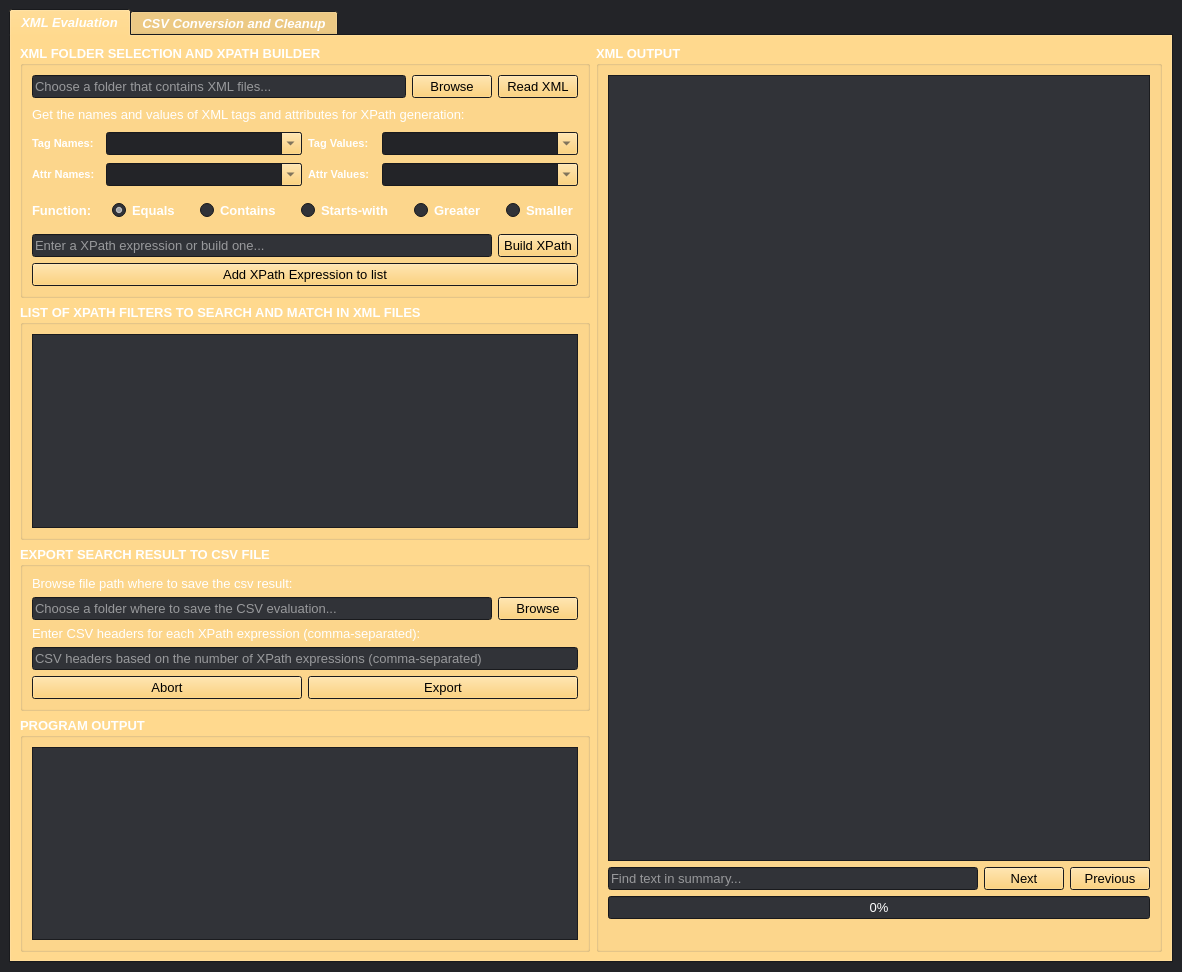
Qt form src/xmluvation/resources/ui/XMLuvation.ui (zaricj/XMLuvation) before a commit.
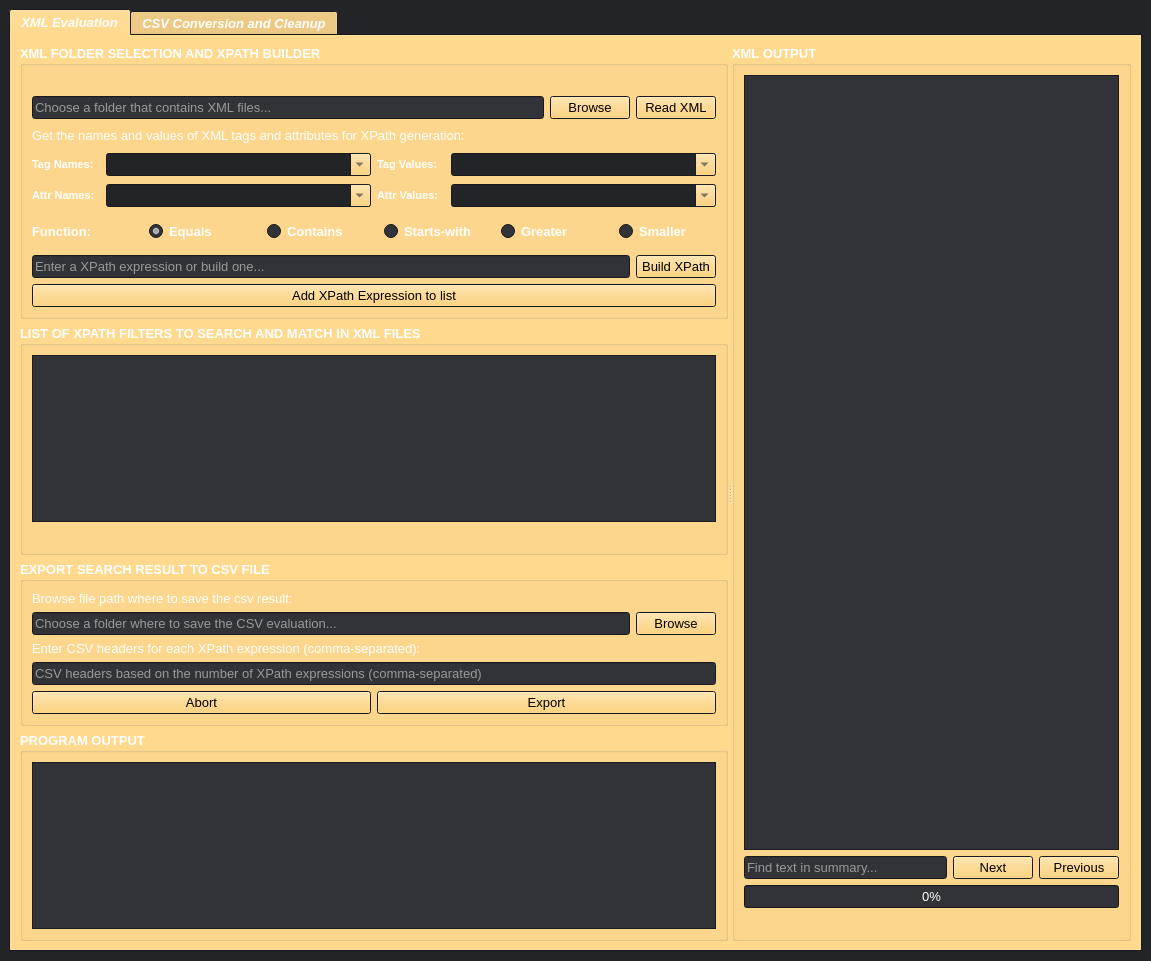
The same form after that commit. Icons and pictures are not drawn.

```diff
--- a/src/xmluvation/resources/ui/XMLuvation.ui
+++ b/src/xmluvation/resources/ui/XMLuvation.ui
@@ -9,8 +9,8 @@
    <rect>
     <x>0</x>
     <y>0</y>
-    <width>1182</width>
-    <height>972</height>
+    <width>1151</width>
+    <height>961</height>
    </rect>
   </property>
   <property name="palette">
@@ -375,6 +375,12 @@
        <bool>false</bool>
       </property>
       <widget class="QWidget" name="tab_xml_evaluation">
+       <property name="sizePolicy">
+        <sizepolicy hsizetype="Minimum" vsizetype="Preferred">
+         <horstretch>0</horstretch>
+         <verstretch>0</verstretch>
+        </sizepolicy>
+       </property>
        <property name="font">
         <font>
          <family>Microsoft YaHei UI</family>
@@ -388,11 +394,25 @@
        <attribute name="title">
         <string>XML Evaluation</string>
        </attribute>
-       <layout class="QHBoxLayout" name="horizontalLayout_2">
+       <layout class="QVBoxLayout" name="verticalLayout_4">
         <item>
-         <layout class="QVBoxLayout" name="vert_layout_main">
+         <widget class="QSplitter" name="splitter">
+          <property name="orientation">
+           <enum>Qt::Orientation::Horizontal</enum>
+          </property>
+          <widget class="QWidget" name="layoutWidget_2">
+           <layout class="QVBoxLayout" name="vert_layout_main" stretch="0,0,0,0">
+            <property name="sizeConstraint">
+             <enum>QLayout::SizeConstraint::SetDefaultConstraint</enum>
+            </property>
           <item>
            <widget class="QGroupBox" name="group_box_xml_input_xpath_builder">
+              <property name="sizePolicy">
+               <sizepolicy hsizetype="Minimum" vsizetype="Preferred">
+                <horstretch>0</horstretch>
+                <verstretch>0</verstretch>
+               </sizepolicy>
+              </property>
             <property name="font">
              <font>
               <family>Microsoft YaHei UI</family>
@@ -406,7 +426,23 @@
             <property name="title">
              <string>XML FOLDER SELECTION AND XPATH BUILDER</string>
             </property>
-            <layout class="QVBoxLayout" name="verticalLayout_4">
+              <layout class="QVBoxLayout" name="verticalLayout_7">
+               <item>
+                <widget class="QLabel" name="statusbar_xml_files_count">
+                 <property name="sizePolicy">
+                  <sizepolicy hsizetype="Minimum" vsizetype="Preferred">
+                   <horstretch>0</horstretch>
+                   <verstretch>0</verstretch>
+                  </sizepolicy>
+                 </property>
+                 <property name="styleSheet">
+                  <string notr="true"/>
+                 </property>
+                 <property name="text">
+                  <string/>
+                 </property>
+                </widget>
+               </item>
              <item>
               <layout class="QHBoxLayout" name="horizontalLayout_one">
                <item>
@@ -475,6 +511,12 @@
                </property>
                <item>
                 <widget class="QLabel" name="label_xpath_builder">
+                   <property name="sizePolicy">
+                    <sizepolicy hsizetype="Minimum" vsizetype="Preferred">
+                     <horstretch>0</horstretch>
+                     <verstretch>0</verstretch>
+                    </sizepolicy>
+                   </property>
                  <property name="font">
                   <font>
                    <family>Microsoft YaHei UI</family>
@@ -502,6 +544,12 @@
                </property>
                <item>
                 <widget class="QLabel" name="label_tag_names">
+                   <property name="sizePolicy">
+                    <sizepolicy hsizetype="Minimum" vsizetype="Preferred">
+                     <horstretch>0</horstretch>
+                     <verstretch>0</verstretch>
+                    </sizepolicy>
+                   </property>
                  <property name="maximumSize">
                   <size>
                    <width>68</width>
@@ -528,6 +576,12 @@
                  <property name="enabled">
                   <bool>false</bool>
                  </property>
+                   <property name="sizePolicy">
+                    <sizepolicy hsizetype="Minimum" vsizetype="Fixed">
+                     <horstretch>0</horstretch>
+                     <verstretch>0</verstretch>
+                    </sizepolicy>
+                   </property>
                  <property name="font">
                   <font>
                    <family>Microsoft YaHei UI</family>
@@ -554,6 +608,12 @@
                </item>
                <item>
                 <widget class="QLabel" name="label_tag_values">
+                   <property name="sizePolicy">
+                    <sizepolicy hsizetype="Minimum" vsizetype="Preferred">
+                     <horstretch>0</horstretch>
+                     <verstretch>0</verstretch>
+                    </sizepolicy>
+                   </property>
                  <property name="maximumSize">
                   <size>
                    <width>68</width>
@@ -580,6 +640,12 @@
                  <property name="enabled">
                   <bool>false</bool>
                  </property>
+                   <property name="sizePolicy">
+                    <sizepolicy hsizetype="Minimum" vsizetype="Fixed">
+                     <horstretch>0</horstretch>
+                     <verstretch>0</verstretch>
+                    </sizepolicy>
+                   </property>
                  <property name="font">
                   <font>
                    <family>Microsoft YaHei UI</family>
@@ -619,6 +685,12 @@
                </property>
                <item>
                 <widget class="QLabel" name="label_attribute_names">
+                   <property name="sizePolicy">
+                    <sizepolicy hsizetype="Minimum" vsizetype="Preferred">
+                     <horstretch>0</horstretch>
+                     <verstretch>0</verstretch>
+                    </sizepolicy>
+                   </property>
                  <property name="maximumSize">
                   <size>
                    <width>68</width>
@@ -645,6 +717,12 @@
                  <property name="enabled">
                   <bool>false</bool>
                  </property>
+                   <property name="sizePolicy">
+                    <sizepolicy hsizetype="Minimum" vsizetype="Fixed">
+                     <horstretch>0</horstretch>
+                     <verstretch>0</verstretch>
+                    </sizepolicy>
+                   </property>
                  <property name="font">
                   <font>
                    <family>Microsoft YaHei UI</family>
@@ -671,6 +749,12 @@
                </item>
                <item>
                 <widget class="QLabel" name="label_attribute_values">
+                   <property name="sizePolicy">
+                    <sizepolicy hsizetype="Minimum" vsizetype="Preferred">
+                     <horstretch>0</horstretch>
+                     <verstretch>0</verstretch>
+                    </sizepolicy>
+                   </property>
                  <property name="maximumSize">
                   <size>
                    <width>68</width>
@@ -697,6 +781,12 @@
                  <property name="enabled">
                   <bool>false</bool>
                  </property>
+                   <property name="sizePolicy">
+                    <sizepolicy hsizetype="Minimum" vsizetype="Fixed">
+                     <horstretch>0</horstretch>
+                     <verstretch>0</verstretch>
+                    </sizepolicy>
+                   </property>
                  <property name="font">
                   <font>
                    <family>Microsoft YaHei UI</family>
@@ -736,6 +826,12 @@
                </property>
                <item>
                 <widget class="QLabel" name="label_function">
+                   <property name="sizePolicy">
+                    <sizepolicy hsizetype="Minimum" vsizetype="Preferred">
+                     <horstretch>0</horstretch>
+                     <verstretch>0</verstretch>
+                    </sizepolicy>
+                   </property>
                  <property name="font">
                   <font>
                    <family>Microsoft YaHei UI</family>
@@ -793,6 +889,12 @@
                </item>
                <item>
                 <widget class="QRadioButton" name="radio_button_starts_with">
+                   <property name="sizePolicy">
+                    <sizepolicy hsizetype="Minimum" vsizetype="Fixed">
+                     <horstretch>0</horstretch>
+                     <verstretch>0</verstretch>
+                    </sizepolicy>
+                   </property>
                  <property name="font">
                   <font>
                    <family>Microsoft YaHei UI</family>
@@ -907,6 +1009,12 @@
           </item>
           <item>
            <widget class="QGroupBox" name="group_box_xpath_expressions_list">
+              <property name="sizePolicy">
+               <sizepolicy hsizetype="Minimum" vsizetype="Preferred">
+                <horstretch>0</horstretch>
+                <verstretch>0</verstretch>
+               </sizepolicy>
+              </property>
             <property name="font">
              <font>
               <family>Microsoft YaHei UI</family>
@@ -920,9 +1028,15 @@
             <property name="title">
              <string>LIST OF XPATH FILTERS TO SEARCH AND MATCH IN XML FILES</string>
             </property>
-            <layout class="QVBoxLayout" name="verticalLayout_7">
+              <layout class="QVBoxLayout" name="verticalLayout_8">
              <item>
               <widget class="QListWidget" name="list_widget_xpath_expressions">
+                 <property name="sizePolicy">
+                  <sizepolicy hsizetype="Minimum" vsizetype="Expanding">
+                   <horstretch>0</horstretch>
+                   <verstretch>0</verstretch>
+                  </sizepolicy>
+                 </property>
                <property name="font">
                 <font>
                  <family>Microsoft YaHei UI</family>
@@ -935,11 +1049,43 @@
                </property>
               </widget>
              </item>
+               <item>
+                <widget class="QLabel" name="statusbar_xpath_expressions">
+                 <property name="sizePolicy">
+                  <sizepolicy hsizetype="Minimum" vsizetype="Preferred">
+                   <horstretch>0</horstretch>
+                   <verstretch>0</verstretch>
+                  </sizepolicy>
+                 </property>
+                 <property name="font">
+                  <font>
+                   <family>Microsoft YaHei UI</family>
+                   <pointsize>10</pointsize>
+                   <italic>false</italic>
+                   <bold>true</bold>
+                   <underline>false</underline>
+                   <strikeout>false</strikeout>
+                  </font>
+                 </property>
+                 <property name="styleSheet">
+                  <string notr="true"/>
+                 </property>
+                 <property name="text">
+                  <string/>
+                 </property>
+                </widget>
+               </item>
             </layout>
            </widget>
           </item>
           <item>
            <widget class="QGroupBox" name="group_box_export_to_csv">
+              <property name="sizePolicy">
+               <sizepolicy hsizetype="Minimum" vsizetype="Preferred">
+                <horstretch>0</horstretch>
+                <verstretch>0</verstretch>
+               </sizepolicy>
+              </property>
             <property name="font">
              <font>
               <family>Microsoft YaHei UI</family>
@@ -953,9 +1099,15 @@
             <property name="title">
              <string>EXPORT SEARCH RESULT TO CSV FILE</string>
             </property>
-            <layout class="QVBoxLayout" name="verticalLayout_8">
+              <layout class="QVBoxLayout" name="verticalLayout_11">
              <item>
-              <widget class="QLabel" name="label">
+                <widget class="QLabel" name="label_csv_export_input">
+                 <property name="sizePolicy">
+                  <sizepolicy hsizetype="Minimum" vsizetype="Preferred">
+                   <horstretch>0</horstretch>
+                   <verstretch>0</verstretch>
+                  </sizepolicy>
+                 </property>
                <property name="font">
                 <font>
                  <family>Microsoft YaHei UI</family>
@@ -1014,6 +1166,12 @@
              </item>
              <item>
               <widget class="QLabel" name="label_csv_headers_info">
+                 <property name="sizePolicy">
+                  <sizepolicy hsizetype="Minimum" vsizetype="Preferred">
+                   <horstretch>0</horstretch>
+                   <verstretch>0</verstretch>
+                  </sizepolicy>
+                 </property>
                <property name="font">
                 <font>
                  <family>Microsoft YaHei UI</family>
@@ -1033,6 +1191,12 @@
               <layout class="QHBoxLayout" name="hor_layout_csv_headers">
                <item>
                 <widget class="QLineEdit" name="line_edit_csv_headers_input">
+                   <property name="sizePolicy">
+                    <sizepolicy hsizetype="Minimum" vsizetype="Fixed">
+                     <horstretch>0</horstretch>
+                     <verstretch>0</verstretch>
+                    </sizepolicy>
+                   </property>
                  <property name="font">
                   <font>
                    <family>Microsoft YaHei UI</family>
@@ -1102,6 +1266,12 @@
           </item>
           <item>
            <widget class="QGroupBox" name="group_box_program_output">
+              <property name="sizePolicy">
+               <sizepolicy hsizetype="Minimum" vsizetype="Preferred">
+                <horstretch>0</horstretch>
+                <verstretch>0</verstretch>
+               </sizepolicy>
+              </property>
             <property name="font">
              <font>
               <family>Microsoft YaHei UI</family>
@@ -1115,9 +1285,15 @@
             <property name="title">
              <string>PROGRAM OUTPUT</string>
             </property>
-            <layout class="QVBoxLayout" name="verticalLayout_6">
+              <layout class="QVBoxLayout" name="verticalLayout_12">
              <item>
               <widget class="QTextEdit" name="text_edit_program_output">
+                 <property name="sizePolicy">
+                  <sizepolicy hsizetype="Minimum" vsizetype="Expanding">
+                   <horstretch>0</horstretch>
+                   <verstretch>0</verstretch>
+                  </sizepolicy>
+                 </property>
                <property name="font">
                 <font>
                  <family>Microsoft YaHei UI</family>
@@ -1137,13 +1313,13 @@
            </widget>
           </item>
          </layout>
-        </item>
-        <item>
+          </widget>
+          <widget class="QWidget" name="layoutWidget">
          <layout class="QVBoxLayout" name="vert_layout_xml_output">
           <item>
            <widget class="QGroupBox" name="group_box_xml_output">
             <property name="sizePolicy">
-             <sizepolicy hsizetype="MinimumExpanding" vsizetype="Preferred">
+               <sizepolicy hsizetype="Preferred" vsizetype="Expanding">
               <horstretch>0</horstretch>
               <verstretch>0</verstretch>
              </sizepolicy>
@@ -1161,11 +1337,11 @@
             <property name="title">
              <string>XML OUTPUT</string>
             </property>
-            <layout class="QVBoxLayout" name="verticalLayout_5">
+              <layout class="QVBoxLayout" name="verticalLayout_6">
              <item>
               <widget class="QTextEdit" name="text_edit_xml_output">
                <property name="sizePolicy">
-                <sizepolicy hsizetype="MinimumExpanding" vsizetype="Expanding">
+                  <sizepolicy hsizetype="Preferred" vsizetype="Expanding">
                  <horstretch>0</horstretch>
                  <verstretch>0</verstretch>
                 </sizepolicy>
@@ -1560,6 +1736,12 @@
              </item>
              <item>
               <widget class="QLabel" name="label_file_processing">
+                 <property name="sizePolicy">
+                  <sizepolicy hsizetype="Minimum" vsizetype="Preferred">
+                   <horstretch>0</horstretch>
+                   <verstretch>0</verstretch>
+                  </sizepolicy>
+                 </property>
                <property name="font">
                 <font>
                  <family>Microsoft YaHei UI</family>
@@ -1571,7 +1753,7 @@
                 </font>
                </property>
                <property name="styleSheet">
-                <string notr="true">color: #ffc857;</string>
+                  <string notr="true"/>
                </property>
                <property name="text">
                 <string/>
@@ -1582,6 +1764,8 @@
            </widget>
           </item>
          </layout>
+          </widget>
+         </widget>
         </item>
        </layout>
       </widget>
```
Lines whose indentation alone changed are shown as unchanged.
